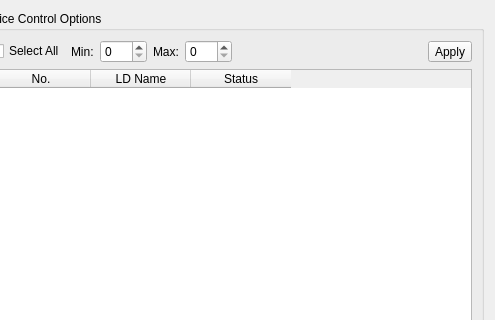
The window that ui/forms/fmLogin.ui (daichaoonline/_fMain) describes before a commit, drawn with Qt 5; both pictures show x 546 to 1041 and y 0 to 320 of the 1041 by 577 pixel window.
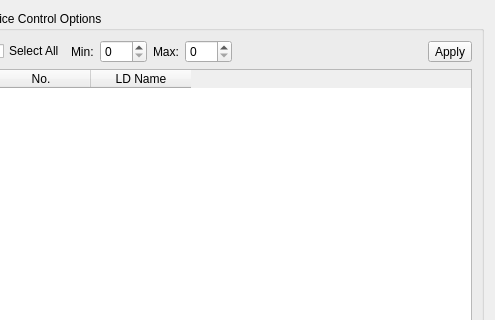
The same window after the commit.

```diff
--- a/ui/forms/fmLogin.ui
+++ b/ui/forms/fmLogin.ui
@@ -347,7 +347,7 @@
          <enum>QAbstractItemView::SelectRows</enum>
         </property>
         <property name="columnCount">
-         <number>3</number>
+         <number>2</number>
         </property>
         <column>
          <property name="text">
@@ -359,11 +359,6 @@
           <string>LD Name</string>
          </property>
         </column>
-        <column>
-         <property name="text">
-          <string>Status</string>
-         </property>
-        </column>
        </widget>
       </item>
       <item>
```
